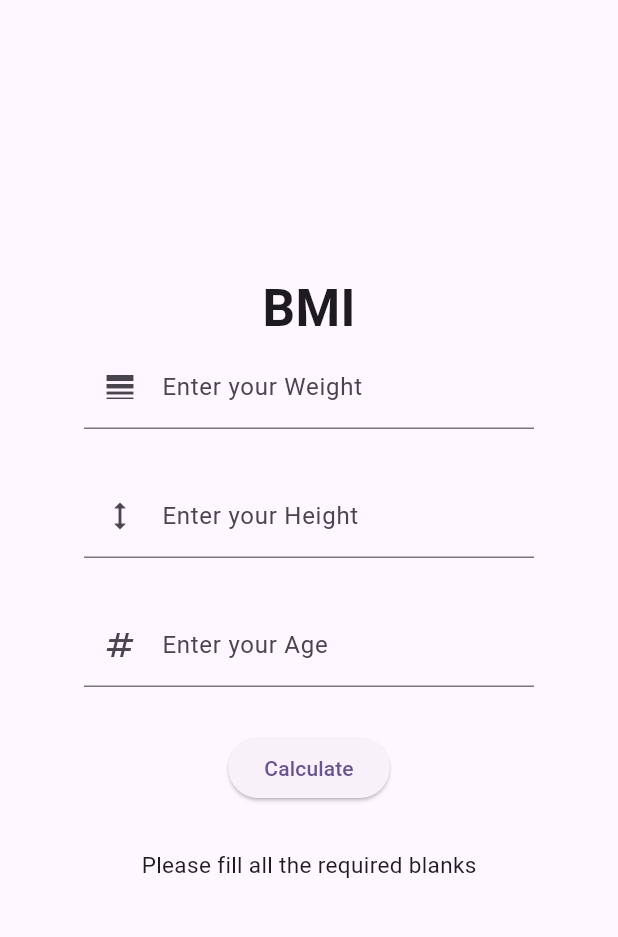
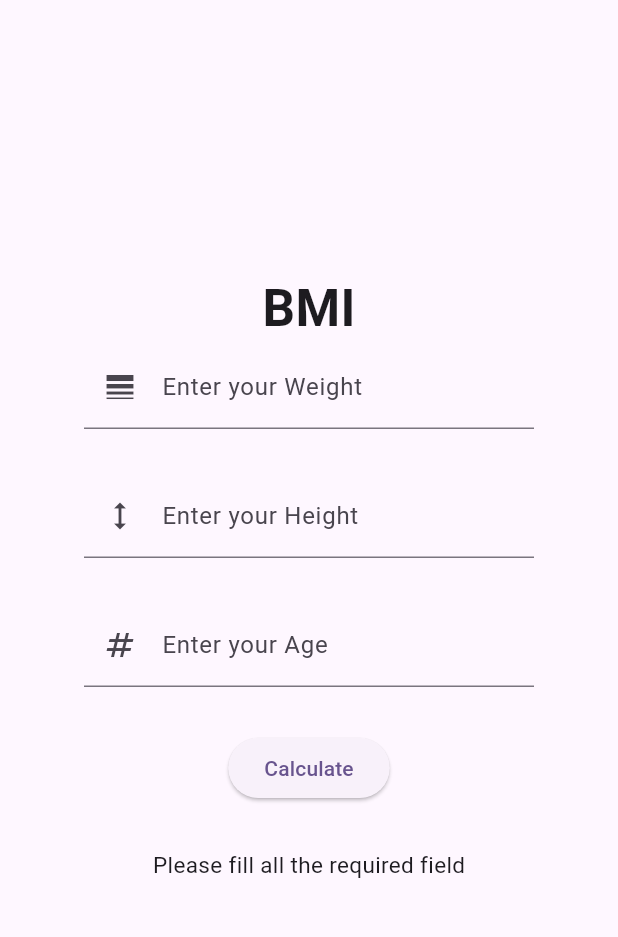
Before and after one commit to fhrabbi555/BMI-Calculator, a Flutter app: the screen it shows after launch, after a tap on "Calculate", on a phone screen of 412 x 824 dp, the part 84-1021 px from its top. Run offline on Flutter 3.47's test engine with Material 3 defaults, Android fonts, the phone set to English and light mode, and no system bars.

Commit message:
Adding BMI Calculation Methods   result = "Please fill all the required field";

```diff
--- a/lib/main.dart
+++ b/lib/main.dart
@@ -110,7 +110,7 @@ class _MyHomePageState extends State<MyHomePage> {
 
                 }else{
                   setState(() {
-                    result = "Please fill all the required blanks";
+                    result = "Please fill all the required field";
                   });
                 }
 
```
